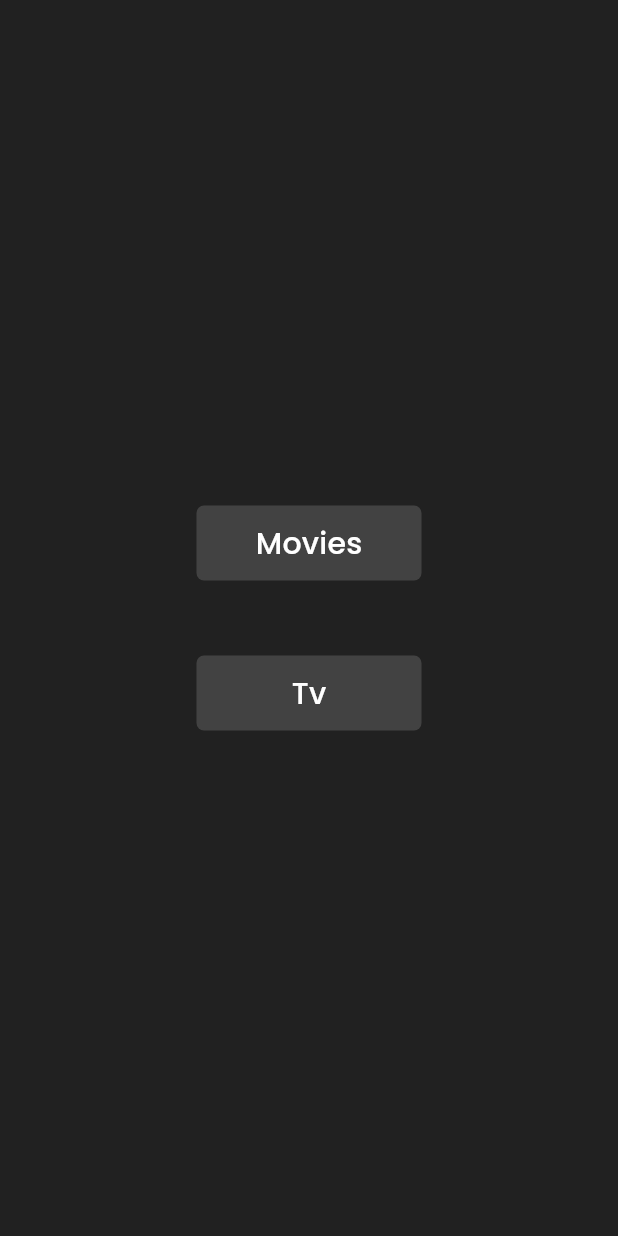
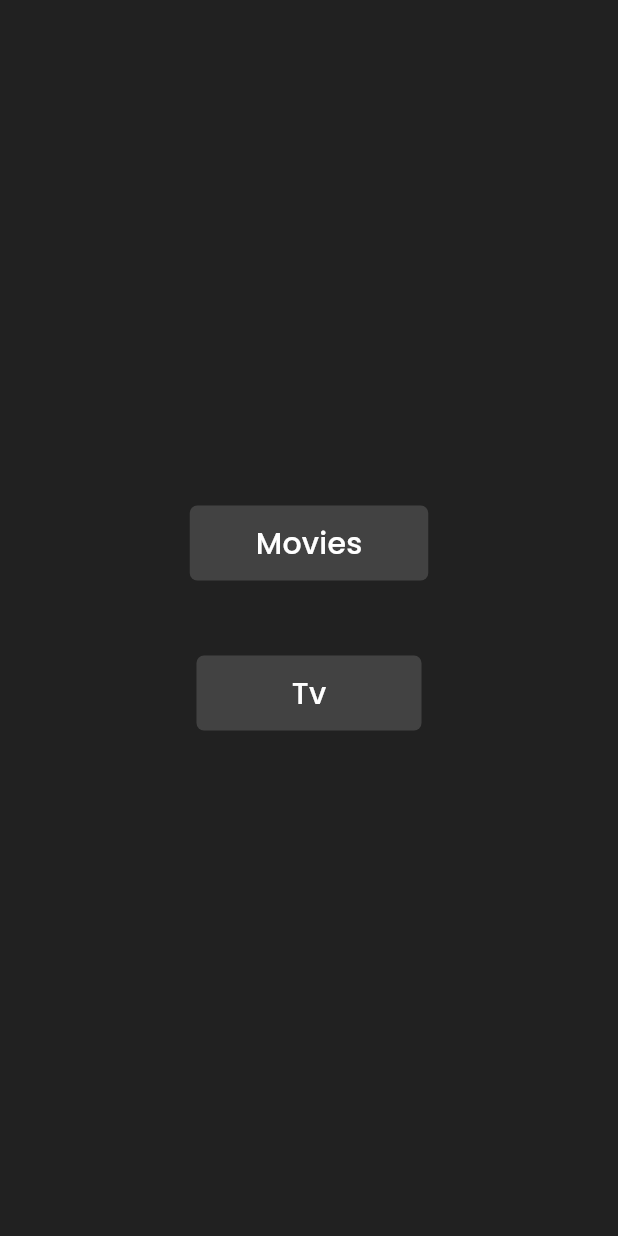
Before and after one commit to fakharany2510/clean_architecture_movies_app, a Flutter app: the screen it shows after launch, on a phone screen of 412 x 824 dp. Run offline on Flutter 3.47's test engine with Material 2 defaults, Android fonts, the phone set to English and light mode, and no system bars; our stand-ins replace animate_do, cached_network_image, carousel_slider, dartz, dio, equatable and 4 more.

Commit message:
some design modifications

```diff
--- a/lib/start_Screen.dart
+++ b/lib/start_Screen.dart
@@ -20,7 +20,7 @@ class StartScreen extends StatelessWidget {
                 Navigator.push(context, MaterialPageRoute(builder: (context)=>const MainMoviesScreen()));
               },
               child: Container(
-                width: 150,
+                width: 159,
                 height: 50,
                 decoration: BoxDecoration(
                   color: Theme.of(context).bottomAppBarColor,
```
